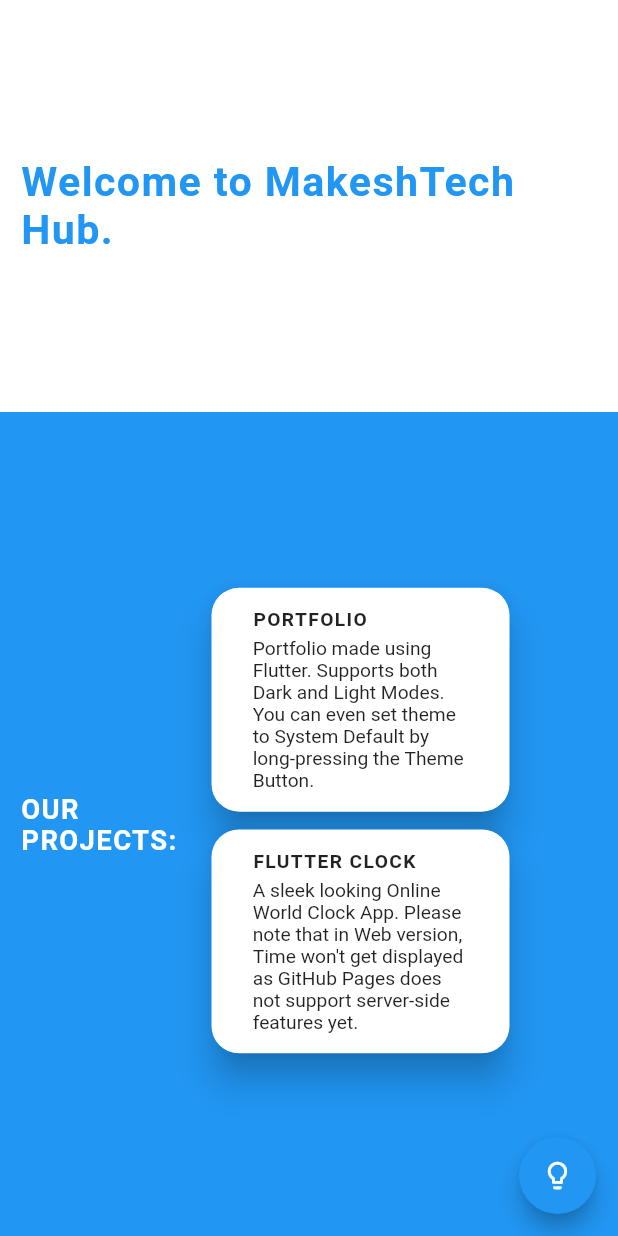
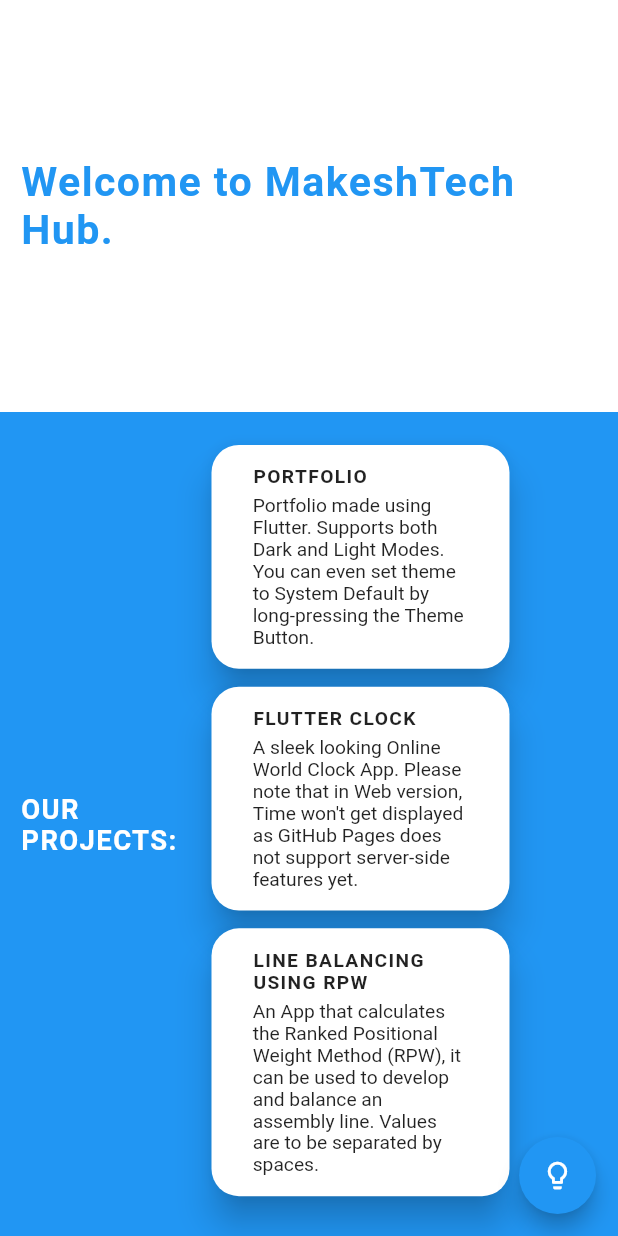
Before and after one commit to MakeshVineeth/makeshvineeth.github.io, a Flutter app: the screen it shows after launch, on a phone screen of 412 x 824 dp. Run offline on Flutter 3.47's test engine with Material 2 defaults, Android fonts, the light colour scheme and no system bars; drawn by our look-alikes of flutter_fadein; our stand-ins replace adaptive_theme, animated_text_kit, flutter_staggered_animations, responsive_framework.

Commit message:
Add RPW project

```diff
--- a/lib/projectsList.dart
+++ b/lib/projectsList.dart
@@ -16,6 +16,12 @@
       url: 'https://makeshvineeth.github.io/world_clock/',
       desc:
           'A sleek looking Online World Clock App. Please note that in Web version, Time won\'t get displayed as GitHub Pages does not support server-side features yet.',
+    ),
+    ProjectCard(
+      text: 'LINE BALANCING USING RPW',
+      url: 'https://makeshvineeth.github.io/ranked_positional_weight_method',
+      desc:
+          'An App that calculates the Ranked Positional Weight Method (RPW), it can be used to develop and balance an assembly line. Values are to be separated by spaces.',
     ),
   ];
 
```
Also changed, not shown: pubspec.lock.
